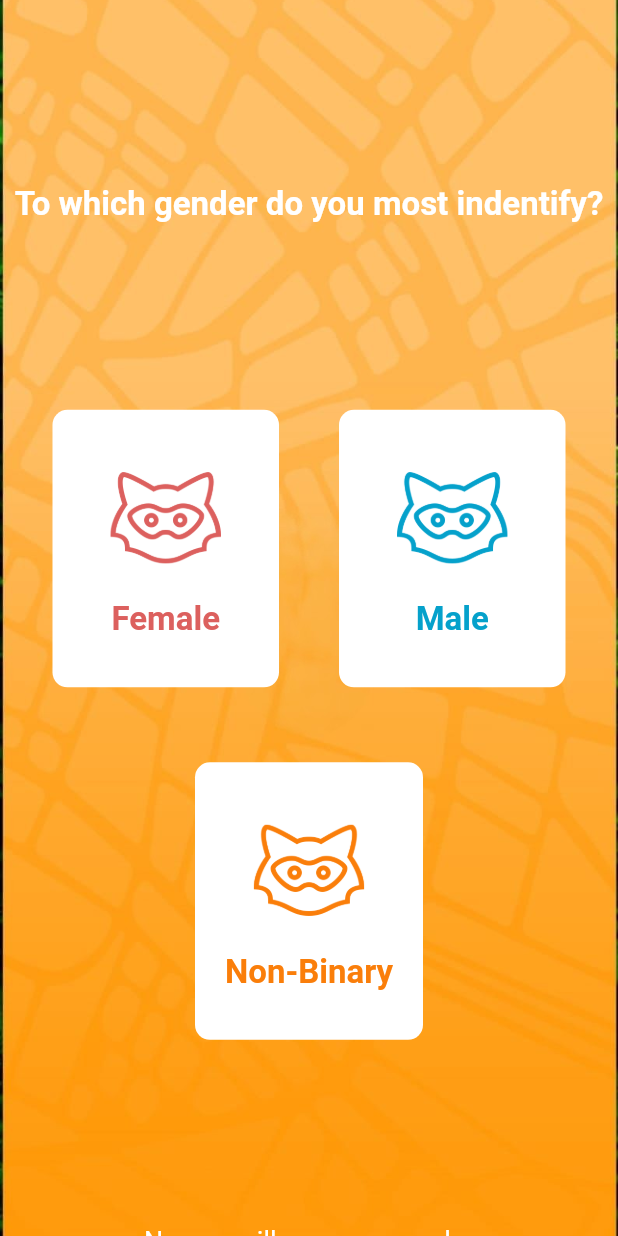
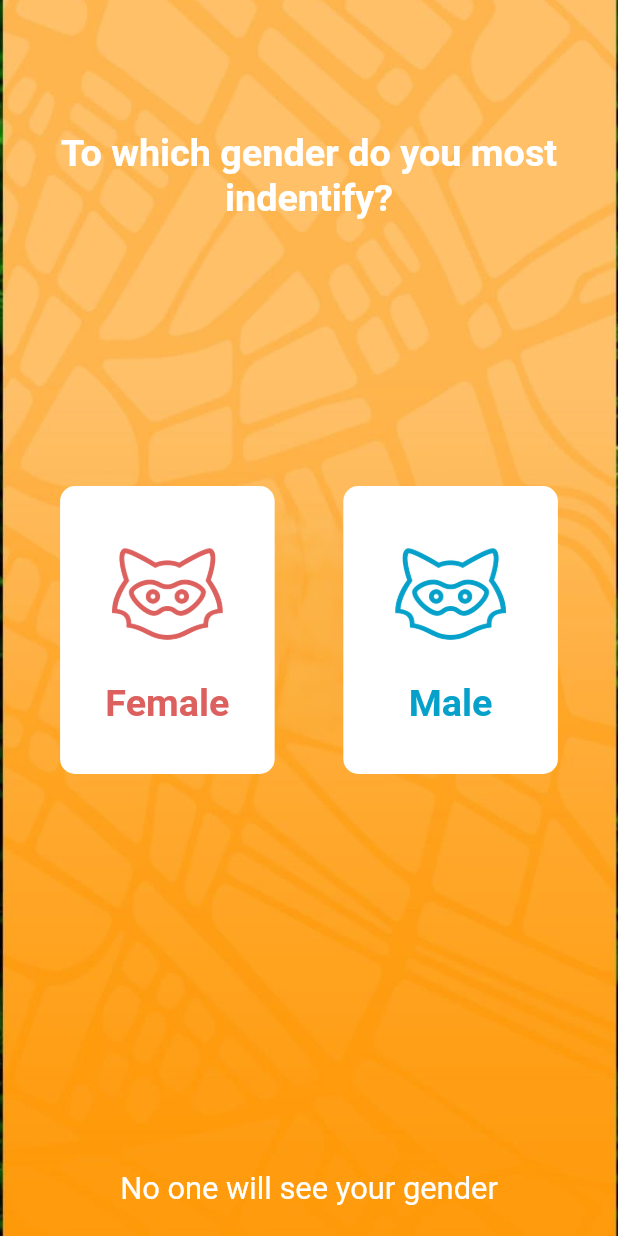
Before and after one commit to eslamsalah5/jodel_clone, a Flutter app: the screen it shows after launch, after a tap on "Start Now", after a tap on "Allow Location", on a phone screen of 412 x 824 dp. Run offline on Flutter 3.47's test engine with Material 2 defaults, Android fonts, the phone set to English and light mode, and no system bars; our stand-ins replace dots_indicator, flutter_screenutil.

Commit message:
responsive test

```diff
--- a/lib/main.dart
+++ b/lib/main.dart
@@ -1,4 +1,5 @@
 import 'package:flutter/material.dart';
+import 'package:flutter_screenutil/flutter_screenutil.dart';
 import 'package:jodel_app/views/app_home_view/app_home_view.dart';
 import 'package:jodel_app/views/info_on_boarding_view/info_on_boarding.dart';
 import 'package:jodel_app/views/location_view/location_view.dart';
@@ -15,7 +16,11 @@ class MyApp extends StatelessWidget {
   // This widgets is the root of your application.
   @override
   Widget build(BuildContext context) {
-    return MaterialApp(
+    return ScreenUtilInit(
+      designSize: const Size(360, 690),
+      minTextAdapt: true,
+      splitScreenMode: true,
+      builder: (context, child) => MaterialApp(
         routes: {
           SplashView.pageID: (context) => const SplashView(),
           OnBoardingView.pageID: (context) => const OnBoardingView(),
@@ -26,6 +31,7 @@ class MyApp extends StatelessWidget {
         initialRoute: SplashView.pageID,
         debugShowCheckedModeBanner: false,
         home: const SplashView(),
+      ),
     );
   }
 }
--- a/lib/views/info_on_boarding_view/widgets/custom_gender_container.dart
+++ b/lib/views/info_on_boarding_view/widgets/custom_gender_container.dart
@@ -1,4 +1,5 @@
 import 'package:flutter/material.dart';
+import 'package:flutter_screenutil/flutter_screenutil.dart';
 
 class CustomGenderContainer extends StatelessWidget {
   const CustomGenderContainer(
@@ -24,16 +25,16 @@ class CustomGenderContainer extends StatelessWidget {
           children: [
             Image.asset(
               image,
-              width: 80,
+              width: 70.w,
             ),
-            const SizedBox(
-              height: 15,
+            SizedBox(
+              height: 15.h,
             ),
             Text(
               title,
               style: TextStyle(
                 color: titleColor,
-                fontSize: 22,
+                fontSize: 22.sp,
                 fontWeight: FontWeight.w600,
               ),
             ),
--- a/lib/views/info_on_boarding_view/widgets/info_page_view_first_item.dart
+++ b/lib/views/info_on_boarding_view/widgets/info_page_view_first_item.dart
@@ -1,4 +1,5 @@
 import 'package:flutter/material.dart';
+import 'package:flutter_screenutil/flutter_screenutil.dart';
 import 'package:jodel_app/core/utils/constants.dart';
 
 import 'custom_gender_container.dart';
@@ -8,31 +9,31 @@ class InfoPageViewFirstItem extends StatelessWidget {
 
   @override
   Widget build(BuildContext context) {
-    return SingleChildScrollView(
-      child: Padding(
-        padding:
-            EdgeInsets.only(top: MediaQuery.of(context).size.height * 0.15),
-        child: Column(
+    return Column(
       children: [
-            const Text(
+        const Spacer(),
+        Text(
           'To which gender do you most indentify?',
           textAlign: TextAlign.center,
           style: TextStyle(
-                fontSize: 22,
+            fontSize: 22.sp,
             color: Colors.white,
             fontWeight: FontWeight.w600,
           ),
         ),
+        const Spacer(
+          flex: 2,
+        ),
         Padding(
           padding: EdgeInsets.only(
-                  left: 35,
-                  right: 35,
-                  top: MediaQuery.of(context).size.height * 0.15),
+            left: 35.w,
+            right: 35.w,
+          ),
           child: Column(
             children: [
-                  const Row(
+              Row(
                 children: [
-                      Expanded(
+                  const Expanded(
                     child: CustomGenderContainer(
                       image: 'assets/images/pink-jodel.png',
                       title: 'Female',
@@ -40,9 +41,9 @@ class InfoPageViewFirstItem extends StatelessWidget {
                     ),
                   ),
                   SizedBox(
-                        width: 40,
+                    width: 40.w,
                   ),
-                      Expanded(
+                  const Expanded(
                     child: CustomGenderContainer(
                       image: 'assets/images/blue-jodel.png',
                       title: 'Male',
@@ -51,40 +52,23 @@ class InfoPageViewFirstItem extends StatelessWidget {
                   ),
                 ],
               ),
-                  Padding(
-                    padding: EdgeInsets.only(
-                        left: 95,
-                        right: 95,
-                        top: 50,
-                        bottom: MediaQuery.of(context).size.height * 0.15),
-                    child: const Row(
-                      children: [
-                        Expanded(
-                          child: CustomGenderContainer(
-                            image: 'assets/images/orange-jodel.png',
-                            title: 'Non-Binary',
-                            titleColor: orangeJodel,
-                          ),
-                        ),
             ],
           ),
         ),
-                ],
+        const Spacer(
+          flex: 3,
         ),
-            ),
-            const Text(
+        Text(
           'No one will see your gender',
           style: TextStyle(
-                fontSize: 18,
+            fontSize: 18.sp,
             color: Colors.white,
           ),
         ),
         const SizedBox(
-              height: 10,
+          height: 20,
         ),
       ],
-        ),
-      ),
     );
   }
 }
--- a/lib/views/location_view/widgets/location_view_body.dart
+++ b/lib/views/location_view/widgets/location_view_body.dart
@@ -1,4 +1,5 @@
 import 'package:flutter/material.dart';
+import 'package:flutter_screenutil/flutter_screenutil.dart';
 import 'package:jodel_app/views/info_on_boarding_view/info_on_boarding.dart';
 
 class LocationViewBody extends StatelessWidget {
@@ -15,7 +16,7 @@ class LocationViewBody extends StatelessWidget {
           height: double.infinity,
         ),
         Padding(
-          padding: const EdgeInsets.only(bottom: 30),
+          padding: EdgeInsets.only(bottom: 30.h),
           child: Column(
             mainAxisAlignment: MainAxisAlignment.end,
             children: [
@@ -34,16 +35,19 @@ class LocationViewBody extends StatelessWidget {
                   Column(
                     mainAxisAlignment: MainAxisAlignment.spaceBetween,
                     children: [
-                      const Text(
-                        'Jodel needs your location to connect\nYou with the community around you',
-                        textAlign: TextAlign.center,
-                        style: TextStyle(
-                          fontSize: 20,
-                          color: Colors.white,
+                      SizedBox(
+                        width: MediaQuery.of(context).size.width * 0.95,
+                        child: Text(
+                          'Jodel needs your location to connect You with the community around you',
+                          textAlign: TextAlign.center,
+                          style: TextStyle(
+                            fontSize: 20.sp,
+                            color: Colors.white,
+                          ),
                         ),
                       ),
-                      const SizedBox(
-                        height: 30,
+                      SizedBox(
+                        height: 30.h,
                       ),
                       MaterialButton(
                         shape: RoundedRectangleBorder(
@@ -51,15 +55,15 @@ class LocationViewBody extends StatelessWidget {
                         color: Colors.white,
                         padding: EdgeInsets.symmetric(
                           horizontal: MediaQuery.of(context).size.width * 0.25,
-                          vertical: 14,
+                          vertical: 14.h,
                         ),
                         onPressed: () {
                           Navigator.pushReplacementNamed(
                               context, InfoOnBoardingView.pageID);
                         },
-                        child: const Text(
+                        child: Text(
                           'Allow Location',
-                          style: TextStyle(fontSize: 20),
+                          style: TextStyle(fontSize: 20.sp),
                         ),
                       ),
                     ],
--- a/lib/views/on_boarding/presentation/widgets/custom_page_view.dart
+++ b/lib/views/on_boarding/presentation/widgets/custom_page_view.dart
@@ -1,5 +1,5 @@
 import 'package:flutter/material.dart';
-
+import 'package:flutter_screenutil/flutter_screenutil.dart';
 import 'page_view_item.dart';
 
 class CustomPageView extends StatelessWidget {
@@ -8,7 +8,9 @@ class CustomPageView extends StatelessWidget {
   final PageController? pageController;
   @override
   Widget build(BuildContext context) {
-    return PageView(
+    return Padding(
+      padding: EdgeInsets.symmetric(horizontal: 5.w),
+      child: PageView(
         physics: const BouncingScrollPhysics(),
         controller: pageController,
         children: const [
@@ -28,6 +30,7 @@ class CustomPageView extends StatelessWidget {
             subTitle: 'Chat with other through text and image posts',
           ),
         ],
+      ),
     );
   }
 }
--- a/lib/views/on_boarding/presentation/widgets/on_boarding_body.dart
+++ b/lib/views/on_boarding/presentation/widgets/on_boarding_body.dart
@@ -1,4 +1,5 @@
 import 'package:flutter/material.dart';
+import 'package:flutter_screenutil/flutter_screenutil.dart';
 import 'package:jodel_app/views/location_view/location_view.dart';
 
 import 'custom_page_view.dart';
@@ -39,7 +40,7 @@ class _OnBoardingViewBodyState extends State<OnBoardingViewBody> {
           mainAxisAlignment: MainAxisAlignment.end,
           children: [
             Padding(
-              padding: const EdgeInsets.only(bottom: 30),
+              padding: EdgeInsets.only(bottom: 5, left: 5.w, right: 5.w),
               child: Row(
                 mainAxisAlignment: MainAxisAlignment.center,
                 children: [
@@ -52,26 +53,29 @@ class _OnBoardingViewBodyState extends State<OnBoardingViewBody> {
                         color: Colors.white,
                         padding: EdgeInsets.symmetric(
                           horizontal: MediaQuery.of(context).size.width * 0.25,
-                          vertical: 14,
+                          vertical: 14.h,
                         ),
                         onPressed: () {
                           Navigator.pushReplacementNamed(
                               context, LocationView.pageID);
                         },
-                        child: const Text(
+                        child: Text(
                           'Start Now',
-                          style: TextStyle(fontSize: 20),
+                          style: TextStyle(fontSize: 20.sp),
                         ),
                       ),
-                      const SizedBox(
-                        height: 30,
+                      SizedBox(
+                        height: 30.h,
                       ),
-                      const Text(
-                        textAlign: TextAlign.center,
-                        'By clicking the bottom ,you agree to ourTerms of Use and\nPrivacy Policy',
-                        style: TextStyle(
-                          fontSize: 15,
-                          color: Colors.white,
+                      SizedBox(
+                        width: MediaQuery.of(context).size.width * 0.9,
+                        child: Text(
+                          textAlign: TextAlign.center,
+                          'By clicking the bottom ,you agree to ourTerms of Use and Privacy Policy',
+                          style: TextStyle(
+                            fontSize: 15.sp,
+                            color: Colors.white,
+                          ),
                         ),
                       ),
                     ],
--- a/lib/views/on_boarding/presentation/widgets/page_view_item.dart
+++ b/lib/views/on_boarding/presentation/widgets/page_view_item.dart
@@ -1,4 +1,5 @@
 import 'package:flutter/material.dart';
+import 'package:flutter_screenutil/flutter_screenutil.dart';
 
 class PageViewItem extends StatelessWidget {
   const PageViewItem({Key? key, this.title, this.subTitle, this.image})
@@ -15,28 +16,32 @@ class PageViewItem extends StatelessWidget {
         children: [
           SizedBox(
             width: MediaQuery.of(context).size.width * 0.5,
-            child: Image.asset(image!),
+            child: Image.asset(
+              image!,
+            ),
           ),
           const Spacer(),
           Text(
             title!,
-            style: const TextStyle(
-                fontSize: 25, color: Colors.white, fontWeight: FontWeight.w600),
+            style: TextStyle(
+                fontSize: 25.sp,
+                color: Colors.white,
+                fontWeight: FontWeight.w600),
             textAlign: TextAlign.center,
           ),
-          const SizedBox(
-            height: 20,
+          SizedBox(
+            height: 20.h,
           ),
           Text(
             subTitle!,
             textAlign: TextAlign.center,
-            style: const TextStyle(
-              fontSize: 20,
+            style: TextStyle(
+              fontSize: 20.sp,
               color: Colors.white,
             ),
           ),
-          const SizedBox(
-            height: 30,
+          SizedBox(
+            height: 30.h,
           ),
           const Spacer(),
         ],
--- a/pubspec.yaml
+++ b/pubspec.yaml
@@ -37,6 +37,7 @@ dependencies:
   cupertino_icons: ^1.0.2
   flutter_onboarding_screen: ^2.0.2
   dots_indicator: ^3.0.0
+  flutter_screenutil: ^5.8.4
 
 
 dev_dependencies:
```
Also changed, not shown: lib/views/info_on_boarding_view/widgets/custom_user_group.dart (+15 -10 lines), lib/views/info_on_boarding_view/widgets/info_page_view_second_item.dart (+19 -22 lines), lib/views/info_on_boarding_view/widgets/info_page_view_third_item.dart (+30 -28 lines), pubspec.lock. Lines whose indentation alone changed are shown as unchanged.
